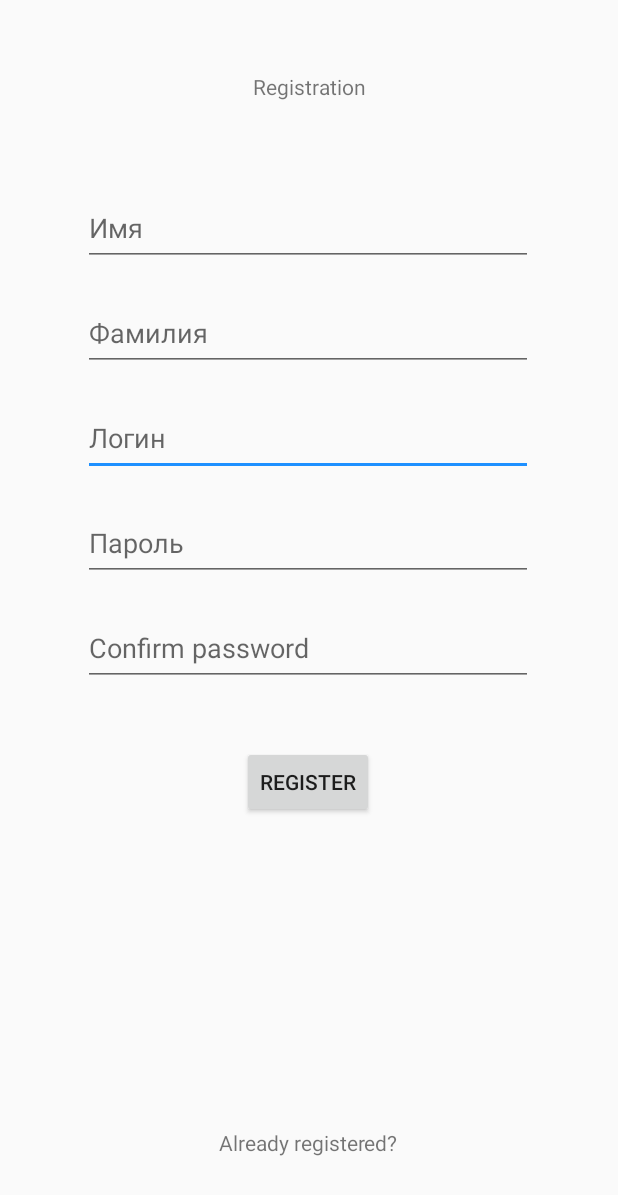
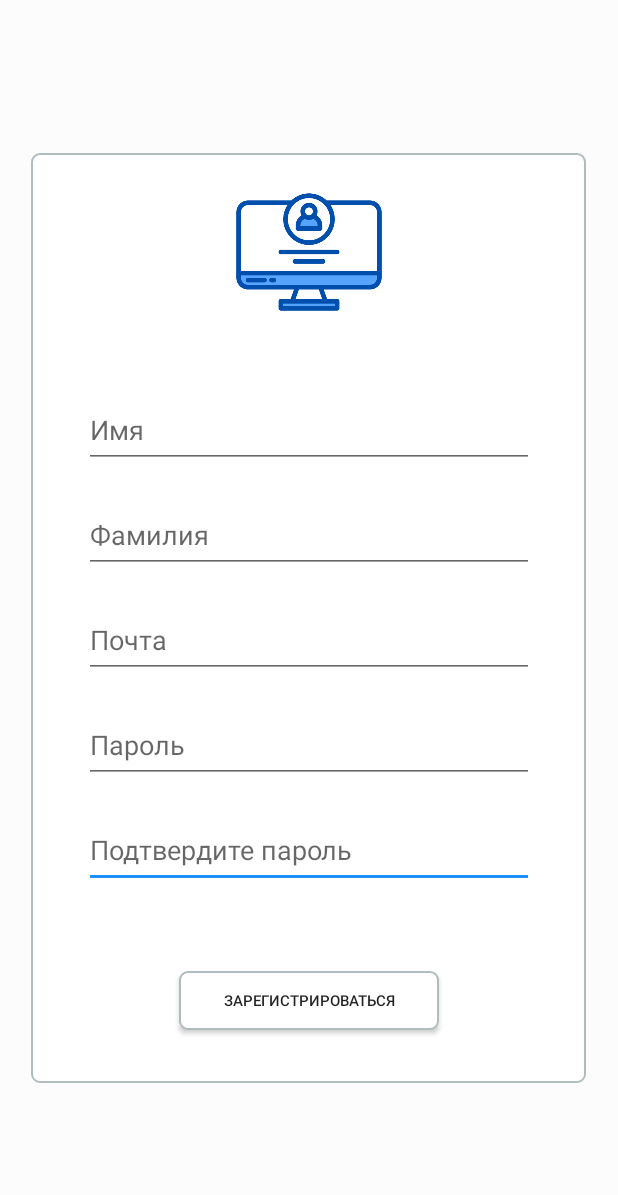
Before and after one commit to drdolgosheev/MonitoringUrbanProblemsFinal, an Android app: the layout activity_register.xml on its own in the app's theme, with its tools: preview values and no code run, on a phone screen of 412 x 824 dp. Shown: the top 1195 px of the screen. Run offline under Robolectric (Android 15) with nearby library versions, the phone set to English and light mode, and no system bars.

Commit message:
design added register activity

```diff
--- a/app/src/main/AndroidManifest.xml
+++ b/app/src/main/AndroidManifest.xml
@@ -51,9 +51,9 @@
             </intent-filter>
         </activity>
         <activity android:name=".LoginActivity"
-            android:theme="@style/Theme.Transparent"
-            />
-        <activity android:name=".RegisterActivity">
+            android:theme="@style/Theme.Transparent"/>
+        <activity android:name=".RegisterActivity"
+            android:theme="@style/Theme.Transparent">
         </activity>
 
         <meta-data
--- a/app/src/main/java/com/example/monitoringurbanproblems/RegisterActivity.java
+++ b/app/src/main/java/com/example/monitoringurbanproblems/RegisterActivity.java
@@ -1,10 +1,12 @@
 package com.example.monitoringurbanproblems;
 
+import android.app.Activity;
 import android.content.Intent;
 import android.os.Bundle;
 import android.view.View;
 import android.widget.Button;
 import android.widget.EditText;
+import android.widget.ImageView;
 import android.widget.TextView;
 import android.widget.Toast;
 
@@ -31,25 +33,28 @@ import java.util.Iterator;
 import java.util.List;
 import java.util.ListIterator;
 
-public class RegisterActivity extends AppCompatActivity implements View.OnClickListener {
+public class RegisterActivity extends Activity implements View.OnClickListener {
     private Button reg_but;
-    private TextInputEditText login;
+    private EditText login;
     private EditText pass, conf_pass;
     private FirebaseAuth mAuth;
-    private TextView allReg;
     private User user;
-    private TextInputEditText user_name_text, user_surname_text;
+    private EditText user_name_text, user_surname_text;
     private String user_name, user_surname;
     private FirebaseDatabase database;
     private DatabaseReference myRef;
     private Problem problem;
     private List<Problem> prob_list;
+    private ImageView ico;
 
     FirebaseFirestore db = FirebaseFirestore.getInstance();
 
     @Override
     protected void onCreate(Bundle savedInstanceState) {
         super.onCreate(savedInstanceState);
+
+        setTheme(android.R.style.Theme_Dialog);
+
         setContentView(R.layout.activity_register);
 
         // Initialize Firebase Auth
@@ -58,10 +63,12 @@ public class RegisterActivity extends AppCompatActivity implements View.OnClickL
         myRef = FirebaseDatabase.getInstance().getReference();
 
         reg_but = (Button) findViewById(R.id.registerButton);
-        login = (TextInputEditText) findViewById(R.id.login);
+        login = (EditText) findViewById(R.id.login);
         pass = (EditText) findViewById(R.id.password);
         conf_pass = (EditText) findViewById(R.id.passwordConfiration);
-        allReg = (TextView) findViewById(R.id.alreadyReg);
+        ico = (ImageView) findViewById(R.id.reg_ico);
+
+        ico.setImageResource(R.drawable.loginico);
 
         prob_list = new List<Problem>() {
             @Override
@@ -190,8 +197,8 @@ public class RegisterActivity extends AppCompatActivity implements View.OnClickL
         prob_list.add(0,problem);
         user = new User("John","Doe","test@mail.com",
                 0,0,false,false, prob_list, "");
-        user_name_text = (TextInputEditText) findViewById(R.id.user_name);
-        user_surname_text = (TextInputEditText) findViewById(R.id.user_surname);
+        user_name_text = (EditText) findViewById(R.id.user_name);
+        user_surname_text = (EditText) findViewById(R.id.user_surname);
 
     }
 
@@ -200,15 +207,7 @@ public class RegisterActivity extends AppCompatActivity implements View.OnClickL
         super.onStart();
         // Check if user is signed in (non-null) and update UI accordingly.
         FirebaseUser currentUser = mAuth.getCurrentUser();
-        // для ролей
-//        updateUI(currentUser);
-            allReg.setOnClickListener(new View.OnClickListener() {
-            @Override
-            public void onClick(View v) {
-                Intent intent = new Intent(getApplicationContext(), LoginActivity.class);
-                startActivity(intent);
-            }
-        });
+
     }
 
 
--- a/app/src/main/res/layout/activity_login.xml
+++ b/app/src/main/res/layout/activity_login.xml
@@ -58,18 +58,18 @@
 
         <Button
             android:id="@+id/signInBut"
-            android:layout_width="91dp"
-            android:layout_height="40dp"
+            android:layout_width="84dp"
+            android:layout_height="35dp"
             android:layout_marginTop="31dp"
-            android:background="@drawable/layout_bg"
+            android:background="@drawable/round_corner_slim"
             android:onClick="onClick"
             android:text="Вход"
+            android:textSize="12sp"
             app:layout_constraintBottom_toBottomOf="parent"
             app:layout_constraintEnd_toEndOf="parent"
-            app:layout_constraintHorizontal_bias="0.501"
             app:layout_constraintStart_toStartOf="parent"
             app:layout_constraintTop_toBottomOf="@+id/pass"
-            app:layout_constraintVertical_bias="0.243" />
+            app:layout_constraintVertical_bias="0.391" />
 
     </androidx.constraintlayout.widget.ConstraintLayout>
 
--- a/app/src/main/res/layout/activity_register.xml
+++ b/app/src/main/res/layout/activity_register.xml
@@ -4,40 +4,49 @@
     xmlns:tools="http://schemas.android.com/tools"
     android:layout_width="match_parent"
     android:layout_height="match_parent"
+    android:background="@color/transparent"
     tools:context=".RegisterActivity">
 
-    <com.google.android.material.textfield.TextInputEditText
-        android:id="@+id/login"
+    <androidx.constraintlayout.widget.ConstraintLayout
+        android:id="@+id/constraintLayout"
+        android:layout_width="370dp"
+        android:layout_height="620dp"
+        android:background="@drawable/round_corner_slim"
+        app:layout_constraintBottom_toBottomOf="parent"
+        app:layout_constraintEnd_toEndOf="parent"
+        app:layout_constraintHorizontal_bias="0.487"
+        app:layout_constraintStart_toStartOf="parent"
+        app:layout_constraintTop_toTopOf="parent">
+
+        <Button
+            android:id="@+id/registerButton"
+            android:layout_width="173dp"
+            android:layout_height="39dp"
+            android:layout_marginTop="32dp"
+            android:background="@drawable/round_corner_slim"
+            android:onClick="onClick"
+            android:text="Зарегистрироваться"
+            android:textSize="10sp"
+            app:layout_constraintBottom_toBottomOf="parent"
+            app:layout_constraintEnd_toEndOf="parent"
+            app:layout_constraintStart_toStartOf="parent"
+            app:layout_constraintTop_toBottomOf="@+id/passwordConfiration"
+            app:layout_constraintVertical_bias="0.393" />
+
+        <EditText
+            android:id="@+id/passwordConfiration"
             android:layout_width="300dp"
             android:layout_height="50dp"
             android:layout_marginTop="20dp"
-        android:hint="@string/activity_login"
+            android:ems="10"
+            android:hint="Подтвердите пароль"
+            android:imeOptions="actionNext"
+            android:inputType="textPassword"
             app:layout_constraintEnd_toEndOf="parent"
-        app:layout_constraintHorizontal_bias="0.495"
             app:layout_constraintStart_toStartOf="parent"
-        app:layout_constraintTop_toBottomOf="@+id/user_surname" />
-
-    <com.google.android.material.textfield.TextInputEditText
-        android:id="@+id/user_name"
-        android:layout_width="300dp"
-        android:layout_height="50dp"
-        android:layout_marginTop="60dp"
-        android:hint="@string/userName"
-        app:layout_constraintEnd_toEndOf="parent"
-        app:layout_constraintHorizontal_bias="0.495"
-        app:layout_constraintStart_toStartOf="parent"
-        app:layout_constraintTop_toBottomOf="@+id/textView4" />
-
-    <com.google.android.material.textfield.TextInputEditText
-        android:id="@+id/user_surname"
-        android:layout_width="300dp"
-        android:layout_height="50dp"
-        android:layout_marginTop="20dp"
-        android:hint="@string/userSurname"
-        app:layout_constraintEnd_toEndOf="parent"
-        app:layout_constraintHorizontal_bias="0.495"
-        app:layout_constraintStart_toStartOf="parent"
-        app:layout_constraintTop_toBottomOf="@+id/user_name" />
+            app:layout_constraintTop_toBottomOf="@+id/password"
+            android:singleLine="true"
+            />
 
         <EditText
             android:id="@+id/password"
@@ -46,56 +55,63 @@
             android:layout_marginTop="20dp"
             android:ems="10"
             android:hint="@string/activity_login_password"
+            android:imeOptions="actionNext"
             android:inputType="textPassword"
             app:layout_constraintEnd_toEndOf="parent"
-        app:layout_constraintHorizontal_bias="0.495"
             app:layout_constraintStart_toStartOf="parent"
-        app:layout_constraintTop_toBottomOf="@+id/login" />
+            app:layout_constraintTop_toBottomOf="@+id/login"
+            android:singleLine="true"
+            />
 
         <EditText
-        android:id="@+id/passwordConfiration"
+            android:id="@+id/user_surname"
             android:layout_width="300dp"
             android:layout_height="50dp"
             android:layout_marginTop="20dp"
-        android:ems="10"
-        android:hint="@string/confirmPas"
-        android:inputType="textPassword"
-        app:layout_constraintEnd_toEndOf="parent"
-        app:layout_constraintHorizontal_bias="0.495"
-        app:layout_constraintStart_toStartOf="parent"
-        app:layout_constraintTop_toBottomOf="@+id/password" />
-
-    <Button
-        android:id="@+id/registerButton"
-        android:layout_width="wrap_content"
-        android:layout_height="wrap_content"
-        android:layout_marginTop="40dp"
-        android:onClick="onClick"
-        android:text="@string/button_register"
-        app:layout_constraintEnd_toEndOf="parent"
-        app:layout_constraintHorizontal_bias="0.498"
-        app:layout_constraintStart_toStartOf="parent"
-        app:layout_constraintTop_toBottomOf="@+id/passwordConfiration" />
-
-    <TextView
-        android:id="@+id/alreadyReg"
-        android:layout_width="wrap_content"
-        android:layout_height="wrap_content"
-        android:text="@string/already_reg"
-        app:layout_constraintBottom_toBottomOf="parent"
-        app:layout_constraintEnd_toEndOf="parent"
-        app:layout_constraintHorizontal_bias="0.498"
-        app:layout_constraintStart_toStartOf="parent"
-        app:layout_constraintTop_toBottomOf="@+id/registerButton"
-        app:layout_constraintVertical_bias="0.798" />
-
-    <TextView
-        android:id="@+id/textView4"
-        android:layout_width="wrap_content"
-        android:layout_height="wrap_content"
-        android:layout_marginTop="48dp"
-        android:text="@string/reg_title"
+            android:hint="@string/userSurname"
+            android:imeOptions="actionNext"
             app:layout_constraintEnd_toEndOf="parent"
             app:layout_constraintStart_toStartOf="parent"
-        app:layout_constraintTop_toTopOf="parent" />
+            app:layout_constraintTop_toBottomOf="@+id/user_name"
+            android:singleLine="true"
+            />
+
+        <EditText
+            android:id="@+id/user_name"
+            android:layout_width="300dp"
+            android:layout_height="50dp"
+            android:layout_marginTop="44dp"
+            android:hint="@string/userName"
+            android:imeOptions="actionNext"
+            app:layout_constraintEnd_toEndOf="parent"
+            app:layout_constraintStart_toStartOf="parent"
+            app:layout_constraintTop_toBottomOf="@+id/reg_ico"
+            android:singleLine="true"
+            />
+
+        <EditText
+            android:id="@+id/login"
+            android:layout_width="300dp"
+            android:layout_height="50dp"
+            android:layout_marginTop="20dp"
+            android:hint="Почта"
+            app:layout_constraintEnd_toEndOf="parent"
+            app:layout_constraintStart_toStartOf="parent"
+            app:layout_constraintTop_toBottomOf="@+id/user_surname"
+            android:singleLine="true"
+            />
+
+        <ImageView
+            android:id="@+id/reg_ico"
+            android:layout_width="100dp"
+            android:layout_height="100dp"
+            android:layout_marginTop="16dp"
+            app:layout_constraintEnd_toEndOf="parent"
+            app:layout_constraintHorizontal_bias="0.501"
+            app:layout_constraintStart_toStartOf="parent"
+            app:layout_constraintTop_toTopOf="parent"
+            app:srcCompat="@drawable/loginico" />
+
     </androidx.constraintlayout.widget.ConstraintLayout>
+
+</androidx.constraintlayout.widget.ConstraintLayout>
```
Lines whose indentation alone changed are shown as unchanged.
